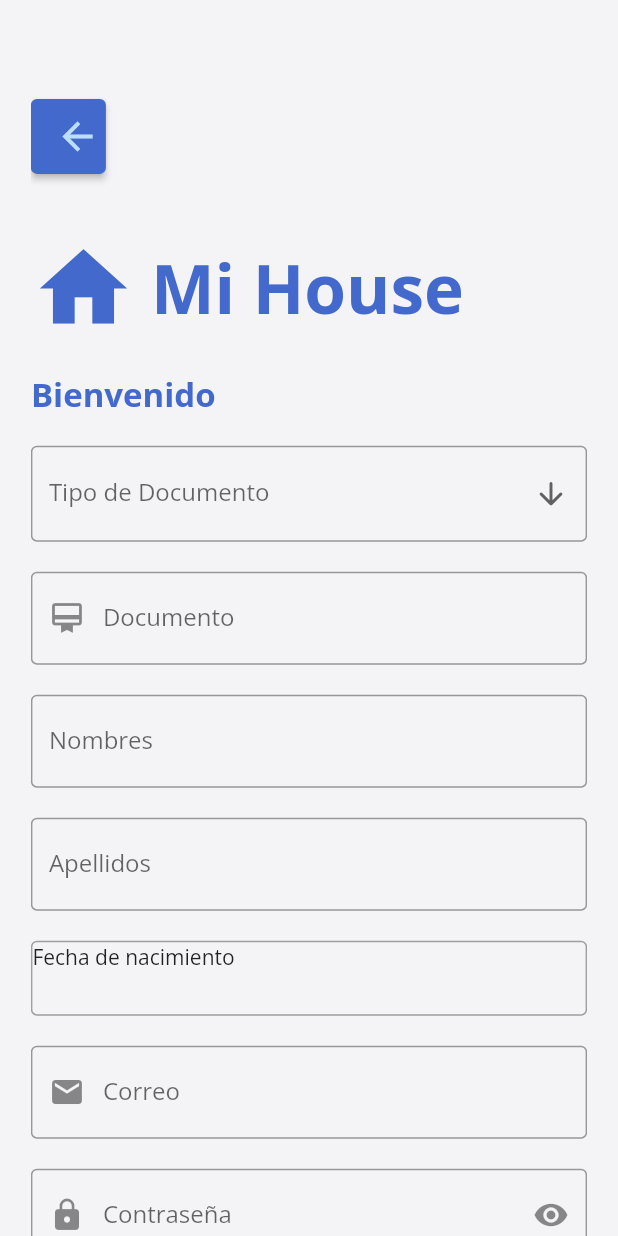
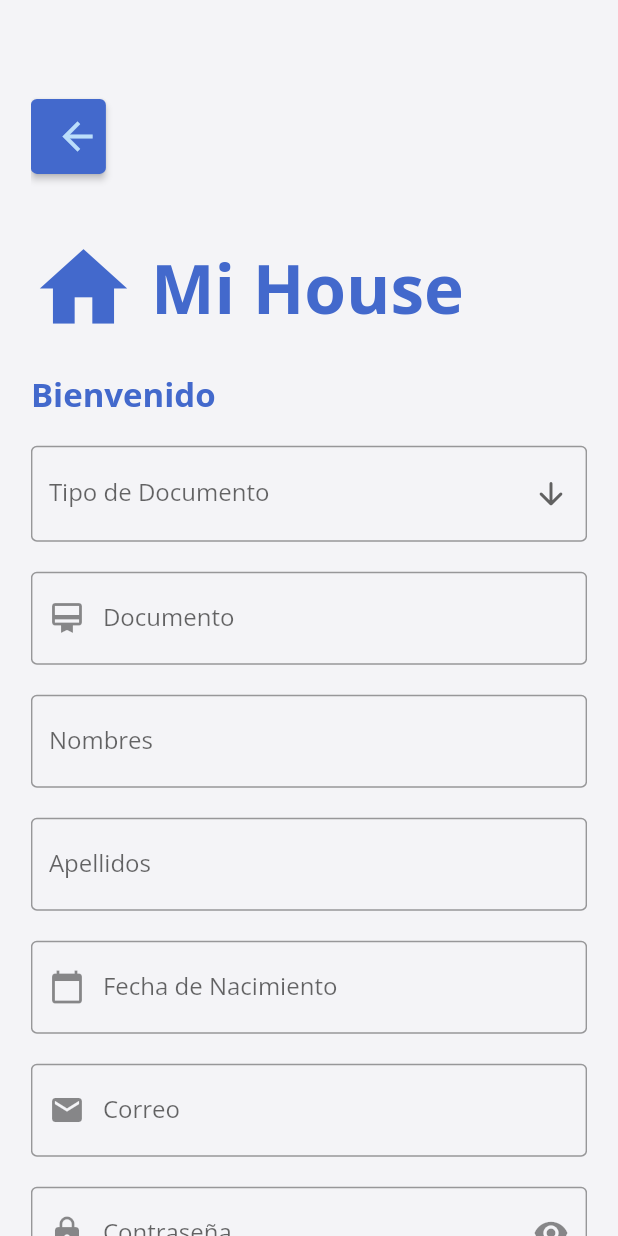
Before and after one commit to Tania0812/mi_house_administrator, a Flutter app: the _RightSide widget shown alone on an empty page, opened directly, on a phone screen of 412 x 824 dp. Run offline on Flutter 3.47's test engine with Material 2 defaults, Android fonts, the light colour scheme and no system bars; our stand-ins replace fl_chart, font_awesome_flutter, get_it, google_fonts, hive, hive_flutter; accounts and stored records are empty.

Commit message:
register_screen handleOnRegister NO Func Co-authored-by: Nestor Sebastian Garzon Contreras <negarzonc@unal.edu.co>

```diff
--- a/lib/screens/auth/register_screen.dart
+++ b/lib/screens/auth/register_screen.dart
@@ -1,5 +1,9 @@
 import 'package:flutter/material.dart';
+import 'package:mi_house_administrator/core/modals/modals.dart';
 import 'package:mi_house_administrator/core/validators/text_validators.dart';
+import 'package:mi_house_administrator/features/auth/auth_provider.dart';
+import 'package:mi_house_administrator/features/auth/models/register_model.dart';
+import 'package:provider/provider.dart';
 
 class RegisterScreen extends StatefulWidget {
   const RegisterScreen({Key? key}) : super(key: key);
@@ -51,7 +55,9 @@ class __RightSidesState extends State<_RightSide> {
   final _nameController = TextEditingController();
   final _lastnameController = TextEditingController();
   final actualDate = DateTime.now();
+  final _dateController = TextEditingController();
   DateTime? selectedDate;
+  bool isLoading = false;
 
   String? documentType;
   @override
@@ -159,25 +165,24 @@ class __RightSidesState extends State<_RightSide> {
                   ),
                 ),
                 const SizedBox(height: 20),
-                InkWell(
+                TextFormField(
+                  controller: _dateController,
+                  decoration: const InputDecoration(
+                    labelText: "Fecha de Nacimiento",
+                    prefixIcon: Icon(Icons.calendar_today),
+                  ),
                   onTap: () async {
-                    selectedDate = await showDatePicker(
+                    DateTime? date;
+                    date = await showDatePicker(
                       context: context,
                       initialDate: actualDate.subtract(const Duration(days: 6570)),
                       firstDate: DateTime(1900),
                       lastDate: actualDate.subtract(const Duration(days: 6570)),
                     );
-                    //TODO: style container
+                    if (date != null) {
+                      _dateController.text = date.toIso8601String();
+                    }
                   },
-                  child: Container(
-                    width: double.infinity,
-                    height: 50,
-                    decoration: BoxDecoration(
-                      border: Border.all(color: Colors.grey),
-                      borderRadius: BorderRadius.circular(4),
-                    ),
-                    child: Text(selectedDate?.toIso8601String() ?? 'Fecha de nacimiento'),
-                  ),
                 ),
                 const SizedBox(height: 20),
                 TextFormField(
@@ -218,7 +223,7 @@ class __RightSidesState extends State<_RightSide> {
                   width: double.infinity,
                   height: 50,
                   child: ElevatedButton(
-                    onPressed: () {},
+                    onPressed: handleOnRegister,
                     style: ElevatedButton.styleFrom(
                       primary: Theme.of(context).primaryColor,
                     ),
@@ -233,6 +238,27 @@ class __RightSidesState extends State<_RightSide> {
             ),
           )),
     );
+  }
+
+  Future<void> handleOnRegister() async {
+    if (_formController.currentState!.validate()) {
+      setState(() => isLoading = true);
+      final res = await Provider.of<AuthProvider>(context, listen: false).register(
+        RegisterModel(
+          document: _documentController.text.trim(),
+          name: _nameController.text.trim(),
+          lastname: _lastnameController.text.trim(),
+          email: _emailController.text.trim(),
+          password: _passwordController.text.trim(),
+          repeatpassword: _repeatPasswordController.text.trim(),
+        ),
+      );
+      setState(() => isLoading = false);
+      if (res != null) {
+        CustomModals().showError(message: res.message, context: context);
+      }
+      return;
+    }
   }
 }
 
```
